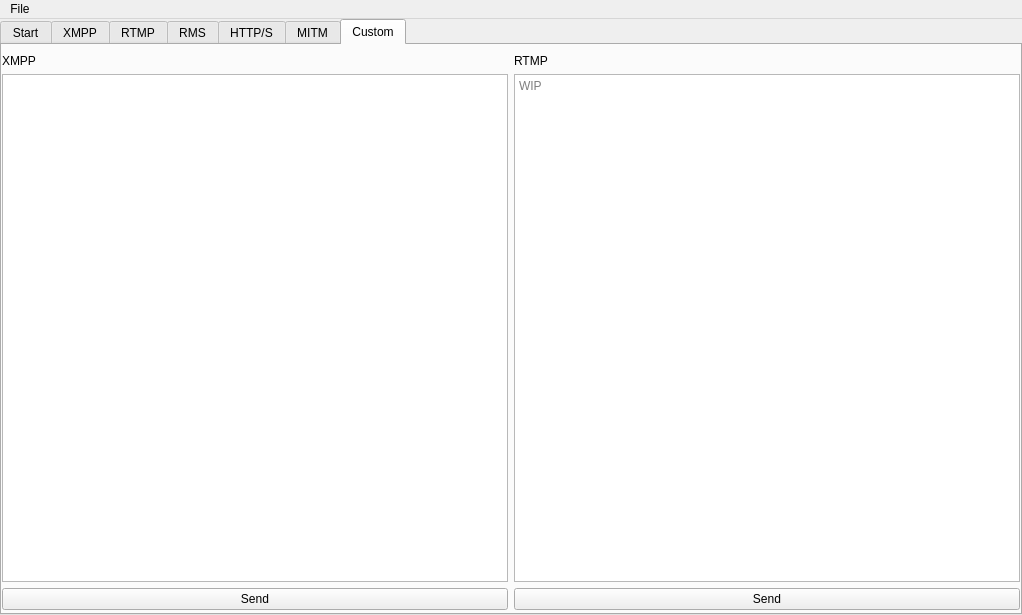
This is LoLXMPPDebugger.ui in KebsCS/LeagueClientDebugger as Qt 5 draws it before an edit. The edited form follows.
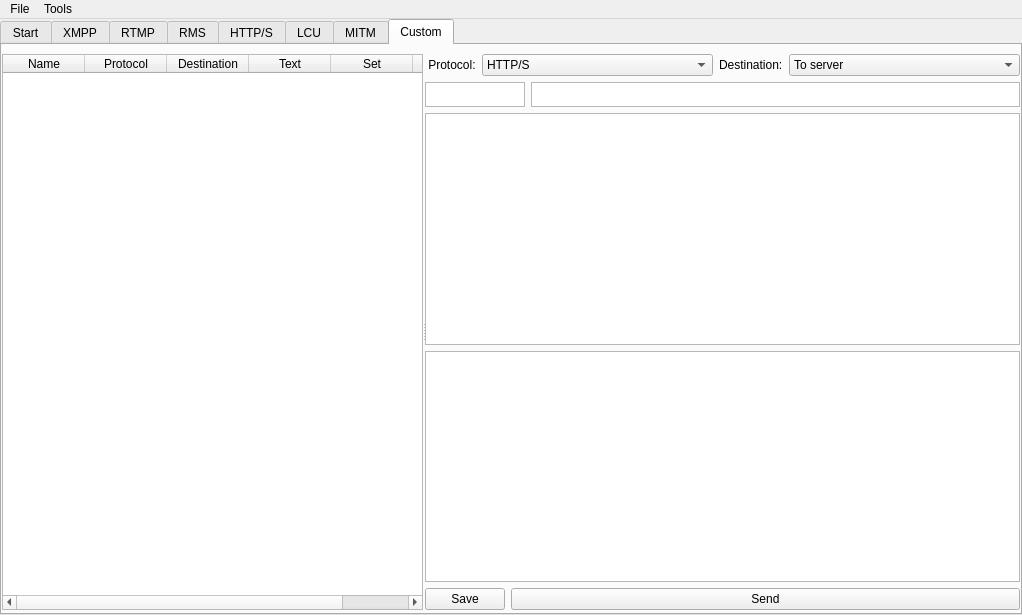
This is the edited form. The open tabs and pages were chosen to show the change. Icons and pictures are not drawn.

Commit message: options dialog, lcu websocket, finished custom tab

```diff
--- a/LoLXMPPDebugger.ui
+++ b/LoLXMPPDebugger.ui
@@ -20,7 +20,7 @@
    <string>LoLXMPPDebugger</string>
   </property>
   <widget class="QWidget" name="centralWidget">
-   <layout class="QHBoxLayout" name="horizontalLayout_2">
+   <layout class="QVBoxLayout" name="verticalLayout_17">
     <property name="leftMargin">
      <number>0</number>
     </property>
@@ -1101,6 +1101,198 @@
         </item>
        </layout>
       </widget>
+      <widget class="QWidget" name="tab_lcu">
+       <attribute name="icon">
+        <iconset>
+         <normaloff>images/lcu.png</normaloff>images/lcu.png</iconset>
+       </attribute>
+       <attribute name="title">
+        <string>LCU</string>
+       </attribute>
+       <layout class="QHBoxLayout" name="horizontalLayout_27">
+        <property name="leftMargin">
+         <number>0</number>
+        </property>
+        <property name="topMargin">
+         <number>3</number>
+        </property>
+        <property name="rightMargin">
+         <number>0</number>
+        </property>
+        <property name="bottomMargin">
+         <number>0</number>
+        </property>
+        <item>
+         <widget class="QSplitter" name="lcuSplitter">
+          <property name="orientation">
+           <enum>Qt::Horizontal</enum>
+          </property>
+          <property name="handleWidth">
+           <number>2</number>
+          </property>
+          <property name="childrenCollapsible">
+           <bool>false</bool>
+          </property>
+          <widget class="QWidget" name="verticalLayoutWidget_13">
+           <layout class="QVBoxLayout" name="verticalLayout_18">
+            <property name="leftMargin">
+             <number>0</number>
+            </property>
+            <property name="topMargin">
+             <number>6</number>
+            </property>
+            <property name="rightMargin">
+             <number>0</number>
+            </property>
+            <property name="bottomMargin">
+             <number>3</number>
+            </property>
+            <item>
+             <layout class="QHBoxLayout" name="horizontalLayout_26">
+              <item>
+               <widget class="QTextEdit" name="lcuTextSearch">
+                <property name="sizePolicy">
+                 <sizepolicy hsizetype="Expanding" vsizetype="Minimum">
+                  <horstretch>0</horstretch>
+                  <verstretch>0</verstretch>
+                 </sizepolicy>
+                </property>
+                <property name="maximumSize">
+                 <size>
+                  <width>16777215</width>
+                  <height>20</height>
+                 </size>
+                </property>
+                <property name="inputMethodHints">
+                 <set>Qt::ImhNone</set>
+                </property>
+                <property name="verticalScrollBarPolicy">
+                 <enum>Qt::ScrollBarAlwaysOff</enum>
+                </property>
+                <property name="horizontalScrollBarPolicy">
+                 <enum>Qt::ScrollBarAlwaysOff</enum>
+                </property>
+                <property name="lineWrapMode">
+                 <enum>QTextEdit::NoWrap</enum>
+                </property>
+                <property name="acceptRichText">
+                 <bool>false</bool>
+                </property>
+               </widget>
+              </item>
+              <item>
+               <widget class="QPushButton" name="lcuButtonSearch">
+                <property name="text">
+                 <string>Search</string>
+                </property>
+               </widget>
+              </item>
+             </layout>
+            </item>
+            <item>
+             <layout class="QVBoxLayout" name="verticalLayout_21">
+              <item>
+               <widget class="QListWidget" name="lcuList"/>
+              </item>
+             </layout>
+            </item>
+            <item>
+             <layout class="QHBoxLayout" name="horizontalLayout_25">
+              <item>
+               <widget class="QPushButton" name="lcuButtonClear">
+                <property name="text">
+                 <string>Clear</string>
+                </property>
+               </widget>
+              </item>
+              <item>
+               <spacer name="horizontalSpacer_8">
+                <property name="orientation">
+                 <enum>Qt::Horizontal</enum>
+                </property>
+                <property name="sizeHint" stdset="0">
+                 <size>
+                  <width>40</width>
+                  <height>20</height>
+                 </size>
+                </property>
+               </spacer>
+              </item>
+              <item>
+               <widget class="QCheckBox" name="lcuScrollToBottom">
+                <property name="text">
+                 <string>Scroll to bottom</string>
+                </property>
+               </widget>
+              </item>
+             </layout>
+            </item>
+           </layout>
+          </widget>
+          <widget class="QWidget" name="verticalLayoutWidget_14">
+           <layout class="QVBoxLayout" name="verticalLayout_19">
+            <property name="leftMargin">
+             <number>0</number>
+            </property>
+            <property name="topMargin">
+             <number>6</number>
+            </property>
+            <property name="rightMargin">
+             <number>0</number>
+            </property>
+            <property name="bottomMargin">
+             <number>3</number>
+            </property>
+            <item>
+             <layout class="QVBoxLayout" name="verticalLayout_20">
+              <item>
+               <layout class="QHBoxLayout" name="horizontalLayout_28">
+                <item>
+                 <spacer name="horizontalSpacer_9">
+                  <property name="orientation">
+                   <enum>Qt::Horizontal</enum>
+                  </property>
+                  <property name="sizeHint" stdset="0">
+                   <size>
+                    <width>40</width>
+                    <height>20</height>
+                   </size>
+                  </property>
+                 </spacer>
+                </item>
+                <item>
+                 <widget class="QCheckBox" name="lcuEnabled">
+                  <property name="minimumSize">
+                   <size>
+                    <width>0</width>
+                    <height>25</height>
+                   </size>
+                  </property>
+                  <property name="text">
+                   <string>Enabled</string>
+                  </property>
+                 </widget>
+                </item>
+               </layout>
+              </item>
+              <item>
+               <widget class="QTextEdit" name="lcuView">
+                <property name="lineWrapMode">
+                 <enum>QTextEdit::NoWrap</enum>
+                </property>
+                <property name="acceptRichText">
+                 <bool>false</bool>
+                </property>
+               </widget>
+              </item>
+             </layout>
+            </item>
+           </layout>
+          </widget>
+         </widget>
+        </item>
+       </layout>
+      </widget>
       <widget class="QWidget" name="tab_mitm">
        <attribute name="title">
         <string>MITM</string>
@@ -1270,7 +1462,7 @@
        <attribute name="title">
         <string>Custom</string>
        </attribute>
-       <layout class="QHBoxLayout" name="horizontalLayout">
+       <layout class="QHBoxLayout" name="horizontalLayout_2">
         <property name="leftMargin">
          <number>0</number>
         </property>
@@ -1284,84 +1476,273 @@
          <number>0</number>
         </property>
         <item>
-         <layout class="QVBoxLayout" name="xmppCustomLayout">
-          <property name="leftMargin">
-           <number>0</number>
+         <widget class="QSplitter" name="customSplitter">
+          <property name="orientation">
+           <enum>Qt::Horizontal</enum>
           </property>
-          <property name="topMargin">
-           <number>6</number>
+          <property name="handleWidth">
+           <number>2</number>
           </property>
-          <property name="rightMargin">
-           <number>0</number>
+          <property name="childrenCollapsible">
+           <bool>false</bool>
           </property>
-          <property name="bottomMargin">
-           <number>3</number>
-          </property>
-          <item>
-           <widget class="QLabel" name="xmppLabel">
-            <property name="text">
-             <string>XMPP</string>
+          <widget class="QWidget" name="verticalLayoutWidget_7">
+           <layout class="QVBoxLayout" name="verticalLayout_12">
+            <property name="sizeConstraint">
+             <enum>QLayout::SetDefaultConstraint</enum>
             </property>
-           </widget>
-          </item>
-          <item>
-           <widget class="QTextEdit" name="xmppCustomTextEdit">
-            <property name="acceptRichText">
-             <bool>false</bool>
+            <property name="leftMargin">
+             <number>0</number>
             </property>
-           </widget>
-          </item>
-          <item>
-           <widget class="QPushButton" name="xmppCustomPushButton">
-            <property name="text">
-             <string>Send</string>
+            <property name="topMargin">
+             <number>6</number>
             </property>
-           </widget>
-          </item>
-         </layout>
-        </item>
-        <item>
-         <layout class="QVBoxLayout" name="rtmpCustomLayout">
-          <property name="leftMargin">
-           <number>0</number>
-          </property>
-          <property name="topMargin">
-           <number>6</number>
-          </property>
-          <property name="rightMargin">
-           <number>0</number>
-          </property>
-          <property name="bottomMargin">
-           <number>3</number>
-          </property>
-          <item>
-           <widget class="QLabel" name="rtmpCustomLabel">
-            <property name="text">
-             <string>RTMP</string>
+            <property name="rightMargin">
+             <number>0</number>
             </property>
-           </widget>
-          </item>
-          <item>
-           <widget class="QTextEdit" name="rtmpCustomTextEdit">
-            <property name="readOnly">
-             <bool>true</bool>
+            <property name="bottomMargin">
+             <number>3</number>
             </property>
-            <property name="acceptRichText">
-             <bool>false</bool>
+            <item>
+             <widget class="QTableWidget" name="customTable">
+              <attribute name="horizontalHeaderDefaultSectionSize">
+               <number>82</number>
+              </attribute>
+              <attribute name="verticalHeaderDefaultSectionSize">
+               <number>20</number>
+              </attribute>
+              <column>
+               <property name="text">
+                <string>Name</string>
+               </property>
+              </column>
+              <column>
+               <property name="text">
+                <string>Protocol</string>
+               </property>
+              </column>
+              <column>
+               <property name="text">
+                <string>Destination</string>
+               </property>
+              </column>
+              <column>
+               <property name="text">
+                <string>Text</string>
+               </property>
+              </column>
+              <column>
+               <property name="text">
+                <string>Set</string>
+               </property>
+              </column>
+              <column>
+               <property name="text">
+                <string>Remove</string>
+               </property>
+              </column>
+             </widget>
+            </item>
+           </layout>
+          </widget>
+          <widget class="QWidget" name="verticalLayoutWidget_10">
+           <layout class="QVBoxLayout" name="verticalLayout_16">
+            <property name="leftMargin">
+             <number>0</number>
             </property>
-            <property name="placeholderText">
-             <string>WIP</string>
+            <property name="topMargin">
+             <number>6</number>
             </property>
-           </widget>
-          </item>
-          <item>
-           <widget class="QPushButton" name="rtmpCustomPushButton">
-            <property name="text">
-             <string>Send</string>
+            <property name="rightMargin">
+             <number>0</number>
             </property>
-           </widget>
-          </item>
-         </layout>
+            <property name="bottomMargin">
+             <number>3</number>
+            </property>
+            <item>
+             <layout class="QHBoxLayout" name="horizontalLayout">
+              <item>
+               <widget class="QLabel" name="label_4">
+                <property name="sizePolicy">
+                 <sizepolicy hsizetype="Maximum" vsizetype="Preferred">
+                  <horstretch>0</horstretch>
+                  <verstretch>0</verstretch>
+                 </sizepolicy>
+                </property>
+                <property name="text">
+                 <string> Protocol:</string>
+                </property>
+               </widget>
+              </item>
+              <item>
+               <widget class="QComboBox" name="customComboProtocol">
+                <item>
+                 <property name="text">
+                  <string>HTTP/S</string>
+                 </property>
+                </item>
+                <item>
+                 <property name="text">
+                  <string>XMPP</string>
+                 </property>
+                </item>
+                <item>
+                 <property name="text">
+                  <string>RTMP</string>
+                 </property>
+                </item>
+                <item>
+                 <property name="text">
+                  <string>RMS</string>
+                 </property>
+                </item>
+               </widget>
+              </item>
+              <item>
+               <widget class="QLabel" name="label_5">
+                <property name="sizePolicy">
+                 <sizepolicy hsizetype="Maximum" vsizetype="Preferred">
+                  <horstretch>0</horstretch>
+                  <verstretch>0</verstretch>
+                 </sizepolicy>
+                </property>
+                <property name="text">
+                 <string>Destination:</string>
+                </property>
+               </widget>
+              </item>
+              <item>
+               <widget class="QComboBox" name="customComboDetination">
+                <item>
+                 <property name="text">
+                  <string>To server</string>
+                 </property>
+                </item>
+                <item>
+                 <property name="text">
+                  <string>To client</string>
+                 </property>
+                </item>
+               </widget>
+              </item>
+             </layout>
+            </item>
+            <item>
+             <layout class="QHBoxLayout" name="horizontalLayout_18">
+              <item>
+               <widget class="QTextEdit" name="customHttpMethod">
+                <property name="sizePolicy">
+                 <sizepolicy hsizetype="Maximum" vsizetype="Maximum">
+                  <horstretch>0</horstretch>
+                  <verstretch>0</verstretch>
+                 </sizepolicy>
+                </property>
+                <property name="maximumSize">
+                 <size>
+                  <width>100</width>
+                  <height>25</height>
+                 </size>
+                </property>
+                <property name="inputMethodHints">
+                 <set>Qt::ImhUppercaseOnly</set>
+                </property>
+                <property name="verticalScrollBarPolicy">
+                 <enum>Qt::ScrollBarAlwaysOff</enum>
+                </property>
+                <property name="horizontalScrollBarPolicy">
+                 <enum>Qt::ScrollBarAlwaysOff</enum>
+                </property>
+                <property name="lineWrapMode">
+                 <enum>QTextEdit::NoWrap</enum>
+                </property>
+                <property name="acceptRichText">
+                 <bool>false</bool>
+                </property>
+               </widget>
+              </item>
+              <item>
+               <widget class="QTextEdit" name="customHttpUrl">
+                <property name="sizePolicy">
+                 <sizepolicy hsizetype="Expanding" vsizetype="Maximum">
+                  <horstretch>0</horstretch>
+                  <verstretch>0</verstretch>
+                 </sizepolicy>
+                </property>
+                <property name="maximumSize">
+                 <size>
+                  <width>16777215</width>
+                  <height>25</height>
+                 </size>
+                </property>
+                <property name="inputMethodHints">
+                 <set>Qt::ImhNone</set>
+                </property>
+                <property name="verticalScrollBarPolicy">
+                 <enum>Qt::ScrollBarAlwaysOff</enum>
+                </property>
+                <property name="horizontalScrollBarPolicy">
+                 <enum>Qt::ScrollBarAlwaysOff</enum>
+                </property>
+                <property name="lineWrapMode">
+                 <enum>QTextEdit::NoWrap</enum>
+                </property>
+                <property name="acceptRichText">
+                 <bool>false</bool>
+                </property>
+               </widget>
+              </item>
+             </layout>
+            </item>
+            <item>
+             <widget class="QTextEdit" name="customHttpHeaders">
+              <property name="enabled">
+               <bool>true</bool>
+              </property>
+              <property name="lineWrapMode">
+               <enum>QTextEdit::NoWrap</enum>
+              </property>
+              <property name="acceptRichText">
+               <bool>false</bool>
+              </property>
+             </widget>
+            </item>
+            <item>
+             <widget class="QTextEdit" name="customText">
+              <property name="lineWrapMode">
+               <enum>QTextEdit::NoWrap</enum>
+              </property>
+              <property name="acceptRichText">
+               <bool>false</bool>
+              </property>
+             </widget>
+            </item>
+            <item>
+             <layout class="QHBoxLayout" name="horizontalLayout_17">
+              <item>
+               <widget class="QPushButton" name="customButtonSave">
+                <property name="sizePolicy">
+                 <sizepolicy hsizetype="Maximum" vsizetype="Fixed">
+                  <horstretch>0</horstretch>
+                  <verstretch>0</verstretch>
+                 </sizepolicy>
+                </property>
+                <property name="text">
+                 <string>Save</string>
+                </property>
+               </widget>
+              </item>
+              <item>
+               <widget class="QPushButton" name="customButtonSend">
+                <property name="text">
+                 <string>Send</string>
+                </property>
+               </widget>
+              </item>
+             </layout>
+            </item>
+           </layout>
+          </widget>
+         </widget>
         </item>
        </layout>
       </widget>
@@ -1405,7 +1786,14 @@
     <addaction name="actionAbout"/>
     <addaction name="actionExit"/>
    </widget>
+   <widget class="QMenu" name="menuTools">
+    <property name="title">
+     <string>Tools</string>
+    </property>
+    <addaction name="actionOptions"/>
+   </widget>
    <addaction name="menuFile"/>
+   <addaction name="menuTools"/>
   </widget>
   <action name="actionExit">
    <property name="text">
```
Left out of the diff: 67 changed lines with no effect on the pictures. The commit also changes 15 other files.
